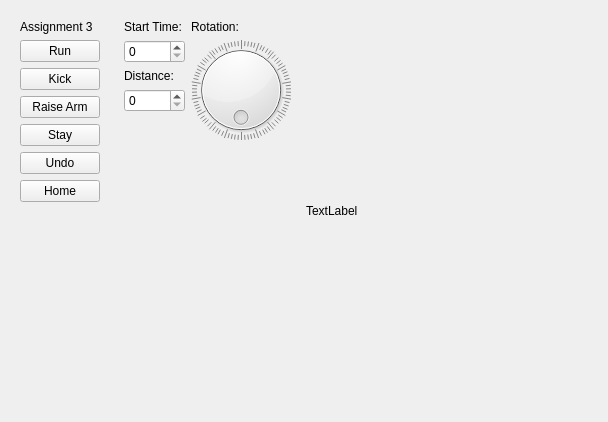
Above: resources/widget/Assignment3Widget/widget.ui from ryeleo/ChernoffFaceAnimator before the change. Below: the same form after it.
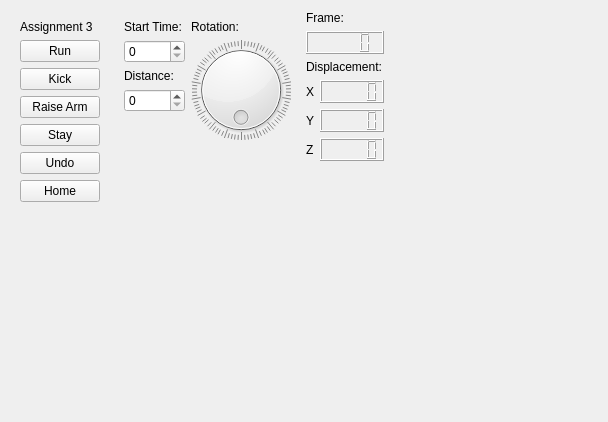
That is the form after the change.

Commit message: added displacement values, switched to LCD displays

What changed in the file:
```diff
--- a/resources/widget/Assignment3Widget/widget.ui
+++ b/resources/widget/Assignment3Widget/widget.ui
@@ -191,13 +191,75 @@
      <item>
       <widget class="QLabel" name="CurrentTime">
        <property name="text">
-        <string>TextLabel</string>
+        <string>Frame:</string>
        </property>
-       <property name="textInteractionFlags">
-        <set>Qt::LinksAccessibleByMouse|Qt::TextSelectableByKeyboard|Qt::TextSelectableByMouse</set>
+      </widget>
+     </item>
+     <item>
+      <widget class="QLCDNumber" name="lcdNumber"/>
+     </item>
+     <item>
+      <widget class="QLabel" name="label_6">
+       <property name="text">
+        <string>Displacement:</string>
        </property>
       </widget>
      </item>
+     <item>
+      <layout class="QHBoxLayout" name="horizontalLayout">
+       <item>
+        <widget class="QLabel" name="label_8">
+         <property name="text">
+          <string>X</string>
+         </property>
+        </widget>
+       </item>
+       <item>
+        <widget class="QLCDNumber" name="lcdNumber_2"/>
+       </item>
+      </layout>
+     </item>
+     <item>
+      <layout class="QHBoxLayout" name="horizontalLayout_3">
+       <item>
+        <widget class="QLabel" name="label_10">
+         <property name="text">
+          <string>Y</string>
+         </property>
+        </widget>
+       </item>
+       <item>
+        <widget class="QLCDNumber" name="lcdNumber_3"/>
+       </item>
+      </layout>
+     </item>
+     <item>
+      <layout class="QHBoxLayout" name="horizontalLayout_4">
+       <item>
+        <widget class="QLabel" name="label_9">
+         <property name="text">
+          <string>Z</string>
+         </property>
+        </widget>
+       </item>
+       <item>
+        <widget class="QLCDNumber" name="lcdNumber_4"/>
+       </item>
+      </layout>
+     </item>
+     <item>
+      <spacer name="verticalSpacer_4">
+       <property name="orientation">
+        <enum>Qt::Vertical</enum>
+       </property>
+       <property name="sizeHint" stdset="0">
+        <size>
+         <width>20</width>
+         <height>40</height>
+        </size>
+       </property>
+      </spacer>
+     </item>
     </layout>
    </item>
   </layout>
```
Left out of the diff: 4 changed lines with no effect on the pictures.
